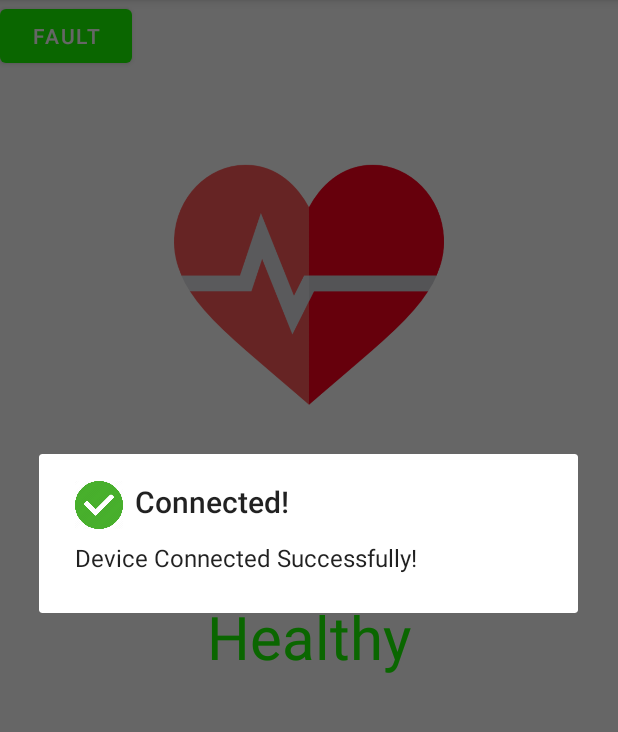
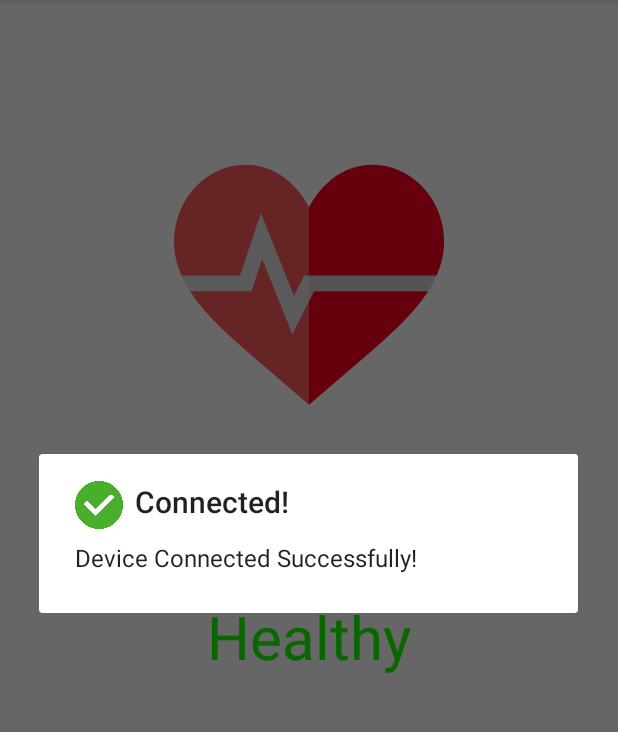
Before and after one commit to Bardia-Geimadil/Bsc_Project, an Android app: the screen it shows after launch (work_activity), in the options menu, after a tap on "Connect", on a phone screen of 412 x 824 dp, the part 84-816 px from its top. Run offline under Robolectric (Android 15) with nearby library versions, the phone set to English and light mode, and no system bars; 1 statement that could not run was skipped.

Commit message:
Falling detection added

```diff
--- a/ElderlyApp/app/src/main/java/com/example/elderlyapp/FaultdetectedActivity.java
+++ b/ElderlyApp/app/src/main/java/com/example/elderlyapp/FaultdetectedActivity.java
@@ -67,6 +67,7 @@ public class FaultdetectedActivity extends AppCompatActivity implements View.OnC
                             Intent callIntent = new Intent(Intent.ACTION_CALL);
                             callIntent.setData(Uri.parse("tel:" + number));//change the number
                             startActivity(callIntent);
+                            finish();
 
                         }
 
--- a/ElderlyApp/app/src/main/res/layout/activity_work_activity.xml
+++ b/ElderlyApp/app/src/main/res/layout/activity_work_activity.xml
@@ -7,13 +7,6 @@
 
     tools:context=".work_activity">
 
-
-    <Button
-        android:id="@+id/fault_btn"
-        android:layout_width="wrap_content"
-        android:layout_height="wrap_content"
-        android:text="Fault"
-        />
 
 
     <ImageView
```
Also changed, not shown: ElderlyApp/app/src/main/java/com/example/elderlyapp/work_activity.java (+26 -62 lines), 1 other file.
